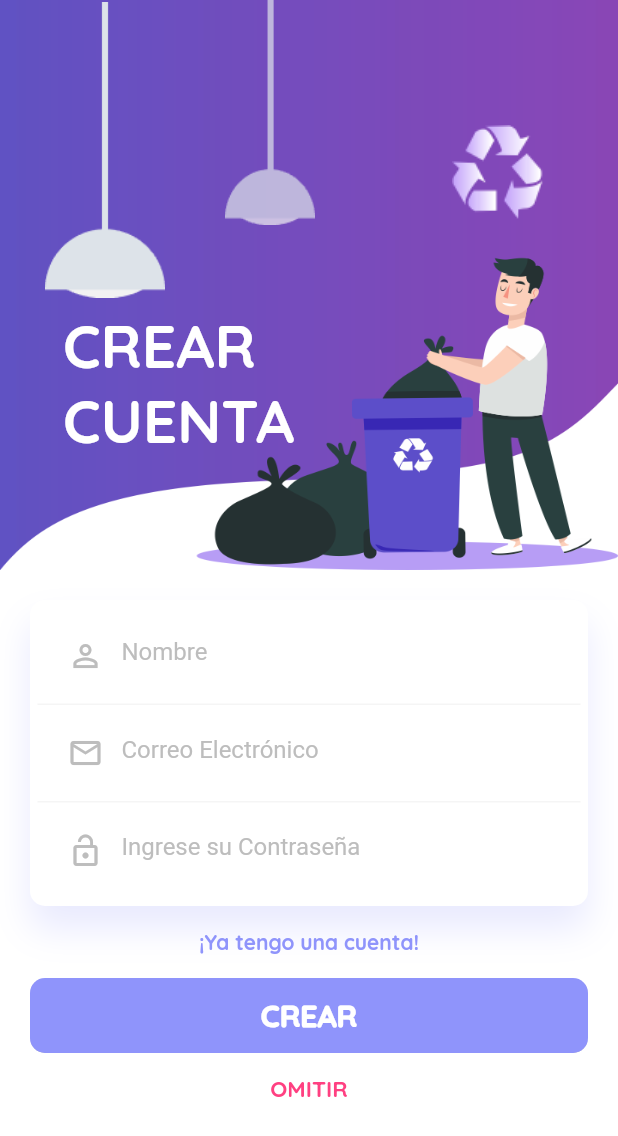
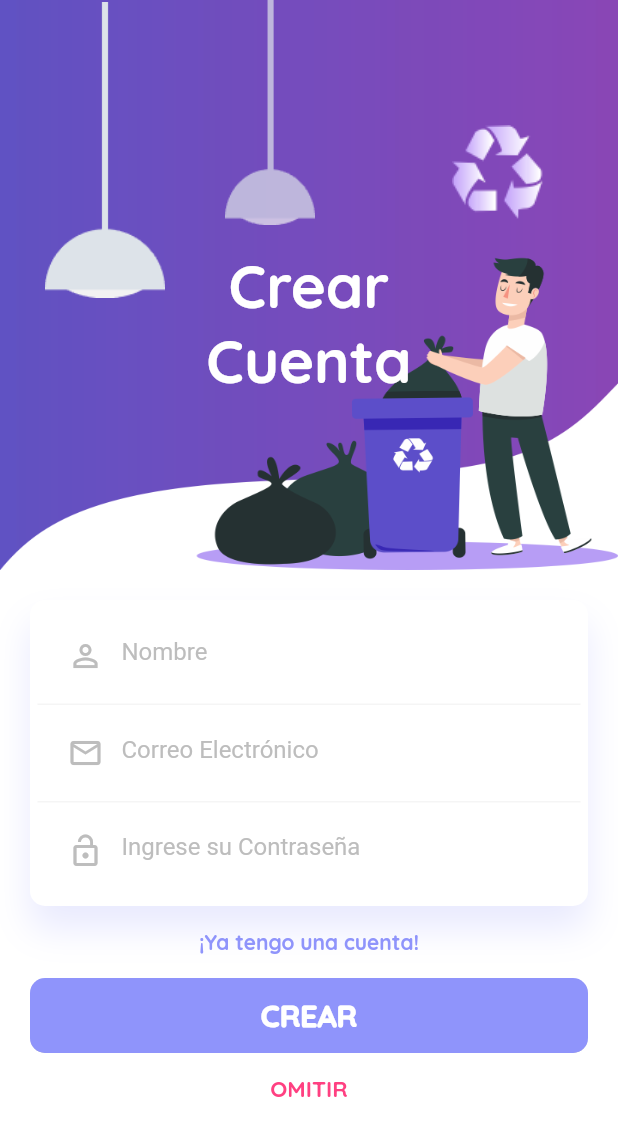
Before and after one commit to AngheloGabriel/RecyClean, a Flutter app: the SignUpPage screen opened by its route, on a phone screen of 412 x 824 dp. Shown: the top 1136 px of the screen. Run offline on Flutter 3.47's test engine with Material 2 defaults, Android fonts, the phone set to English and light mode, and no system bars; our stand-ins replace simple_animations, sqflite; accounts and stored records are empty.

Commit message:
Primeras Ventanas

```diff
--- a/lib/src/pages/signup_page.dart
+++ b/lib/src/pages/signup_page.dart
@@ -28,7 +28,8 @@ class _SignUpPageState extends State<SignUpPage> {
                   decoration: BoxDecoration(
                       image: DecorationImage(
                           image: AssetImage('images/background.png'),
-                          fit: BoxFit.fill)),
+                          fit: BoxFit.fill
+                          )),
                   child: Stack(
                     children: <Widget>[
                       Positioned(
@@ -69,23 +70,37 @@ class _SignUpPageState extends State<SignUpPage> {
                             )),
                       ),
                       Positioned(
-                        right: 200,
-                        top: 130,
-                        width: 170,
-                        height: 200,
+                        // right: 200,
+                        // top: 130,
+                        // width: 170,
+                        // height: 200,
                         child: FadeAnimation(
                             1.6,
                             Container(
                               margin: EdgeInsets.only(top: 50),
                               child: Center(
-                                child: Text(
-                                  "CREAR CUENTA",
+                                child: Column(
+                                  mainAxisAlignment: MainAxisAlignment.center,
+                                  children: <Widget>[
+                                    Text(
+                                      "Crear",
                                       style: TextStyle(
                                         color: Colors.white,
                                         fontSize: 40,
                                         // fontWeight: FontWeight.bold,
                                         fontFamily: 'QuickSandBold',
                                       ),
+                                    ),
+                                    Text(
+                                      "Cuenta",
+                                      style: TextStyle(
+                                        color: Colors.white,
+                                        fontSize: 40,
+                                        // fontWeight: FontWeight.bold,
+                                        fontFamily: 'QuickSandBold',
+                                      ),
+                                    ),
+                                  ],
                                 ),
                               ),
                             )),
```
Lines whose indentation alone changed are shown as unchanged.
